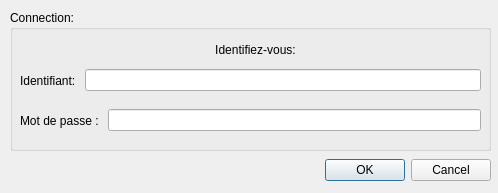
Above: View/viewconnection.ui from Darhal/Trottipret before the change. Below: the same form after it.
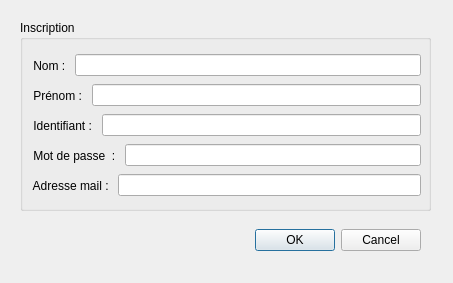
That is the form after the change.

Diff of the .ui file:
```diff
--- a/View/viewconnection.ui
+++ b/View/viewconnection.ui
@@ -6,20 +6,165 @@
    <rect>
     <x>0</x>
     <y>0</y>
-    <width>498</width>
-    <height>193</height>
+    <width>453</width>
+    <height>283</height>
    </rect>
   </property>
   <property name="windowTitle">
    <string>Dialog</string>
   </property>
+  <widget class="QLabel" name="warning">
+   <property name="geometry">
+    <rect>
+     <x>10</x>
+     <y>220</y>
+     <width>321</width>
+     <height>61</height>
+    </rect>
+   </property>
+   <property name="maximumSize">
+    <size>
+     <width>400</width>
+     <height>100</height>
+    </size>
+   </property>
+   <property name="styleSheet">
+    <string notr="true">color:  red;</string>
+   </property>
+   <property name="text">
+    <string/>
+   </property>
+  </widget>
+  <widget class="QGroupBox" name="groupBox_2">
+   <property name="geometry">
+    <rect>
+     <x>20</x>
+     <y>20</y>
+     <width>411</width>
+     <height>191</height>
+    </rect>
+   </property>
+   <property name="title">
+    <string>Inscription</string>
+   </property>
+   <widget class="QWidget" name="horizontalLayoutWidget">
+    <property name="geometry">
+     <rect>
+      <x>10</x>
+      <y>30</y>
+      <width>391</width>
+      <height>31</height>
+     </rect>
+    </property>
+    <layout class="QHBoxLayout" name="horizontalLayout_3">
+     <item>
+      <widget class="QLabel" name="label_6">
+       <property name="text">
+        <string> Nom : </string>
+       </property>
+      </widget>
+     </item>
+     <item>
+      <widget class="QLineEdit" name="nom"/>
+     </item>
+    </layout>
+   </widget>
+   <widget class="QWidget" name="horizontalLayoutWidget_2">
+    <property name="geometry">
+     <rect>
+      <x>10</x>
+      <y>60</y>
+      <width>391</width>
+      <height>31</height>
+     </rect>
+    </property>
+    <layout class="QHBoxLayout" name="horizontalLayout_5">
+     <item>
+      <widget class="QLabel" name="label_7">
+       <property name="text">
+        <string> Prénom : </string>
+       </property>
+      </widget>
+     </item>
+     <item>
+      <widget class="QLineEdit" name="prenom"/>
+     </item>
+    </layout>
+   </widget>
+   <widget class="QWidget" name="horizontalLayoutWidget_3">
+    <property name="geometry">
+     <rect>
+      <x>10</x>
+      <y>90</y>
+      <width>391</width>
+      <height>31</height>
+     </rect>
+    </property>
+    <layout class="QHBoxLayout" name="horizontalLayout_4">
+     <item>
+      <widget class="QLabel" name="label_8">
+       <property name="text">
+        <string> Identifiant : </string>
+       </property>
+      </widget>
+     </item>
+     <item>
+      <widget class="QLineEdit" name="identifiant"/>
+     </item>
+    </layout>
+   </widget>
+   <widget class="QWidget" name="horizontalLayoutWidget_4">
+    <property name="geometry">
+     <rect>
+      <x>10</x>
+      <y>120</y>
+      <width>391</width>
+      <height>31</height>
+     </rect>
+    </property>
+    <layout class="QHBoxLayout" name="horizontalLayout_6">
+     <item>
+      <widget class="QLabel" name="label_9">
+       <property name="text">
+        <string> Mot de passe  : </string>
+       </property>
+      </widget>
+     </item>
+     <item>
+      <widget class="QLineEdit" name="mdp"/>
+     </item>
+    </layout>
+   </widget>
+   <widget class="QWidget" name="horizontalLayoutWidget_5">
+    <property name="geometry">
+     <rect>
+      <x>10</x>
+      <y>150</y>
+      <width>391</width>
+      <height>31</height>
+     </rect>
+    </property>
+    <layout class="QHBoxLayout" name="horizontalLayout_7">
+     <item>
+      <widget class="QLabel" name="label_10">
+       <property name="text">
+        <string> Adresse mail : </string>
+       </property>
+      </widget>
+     </item>
+     <item>
+      <widget class="QLineEdit" name="adrmail"/>
+     </item>
+    </layout>
+   </widget>
+  </widget>
   <widget class="QDialogButtonBox" name="buttonBox">
    <property name="geometry">
     <rect>
-     <x>270</x>
-     <y>150</y>
-     <width>221</width>
-     <height>41</height>
+     <x>250</x>
+     <y>210</y>
+     <width>171</width>
+     <height>61</height>
     </rect>
    </property>
    <property name="orientation">
@@ -29,102 +174,6 @@
     <set>QDialogButtonBox::Cancel|QDialogButtonBox::Ok</set>
    </property>
   </widget>
-  <widget class="QGroupBox" name="groupBox">
-   <property name="geometry">
-    <rect>
-     <x>10</x>
-     <y>10</y>
-     <width>481</width>
-     <height>141</height>
-    </rect>
-   </property>
-   <property name="title">
-    <string>Connection:</string>
-   </property>
-   <widget class="QWidget" name="horizontalLayoutWidget">
-    <property name="geometry">
-     <rect>
-      <x>10</x>
-      <y>50</y>
-      <width>461</width>
-      <height>41</height>
-     </rect>
-    </property>
-    <layout class="QHBoxLayout" name="horizontalLayout">
-     <item>
-      <widget class="QLabel" name="label">
-       <property name="text">
-        <string>Identifiant: </string>
-       </property>
-      </widget>
-     </item>
-     <item>
-      <widget class="QLineEdit" name="identifiant"/>
-     </item>
-    </layout>
-   </widget>
-   <widget class="QWidget" name="horizontalLayoutWidget_2">
-    <property name="geometry">
-     <rect>
-      <x>10</x>
-      <y>90</y>
-      <width>461</width>
-      <height>41</height>
-     </rect>
-    </property>
-    <layout class="QHBoxLayout" name="horizontalLayout_2">
-     <item>
-      <widget class="QLabel" name="label_2">
-       <property name="text">
-        <string>Mot de passe : </string>
-       </property>
-      </widget>
-     </item>
-     <item>
-      <widget class="QLineEdit" name="mdp">
-       <property name="inputMethodHints">
-        <set>Qt::ImhHiddenText|Qt::ImhNoAutoUppercase|Qt::ImhNoPredictiveText|Qt::ImhSensitiveData</set>
-       </property>
-       <property name="echoMode">
-        <enum>QLineEdit::Password</enum>
-       </property>
-      </widget>
-     </item>
-    </layout>
-   </widget>
-   <widget class="QLabel" name="label_3">
-    <property name="geometry">
-     <rect>
-      <x>20</x>
-      <y>30</y>
-      <width>451</width>
-      <height>20</height>
-     </rect>
-    </property>
-    <property name="text">
-     <string>Identifiez-vous:</string>
-    </property>
-    <property name="alignment">
-     <set>Qt::AlignCenter</set>
-    </property>
-   </widget>
-  </widget>
-  <widget class="QLabel" name="warning">
-   <property name="geometry">
-    <rect>
-     <x>10</x>
-     <y>160</y>
-     <width>311</width>
-     <height>21</height>
-    </rect>
-   </property>
-   <property name="styleSheet">
-    <string notr="true">color: red;</string>
-   </property>
-   <property name="text">
-    <string/>
-   </property>
-  </widget>
  </widget>
  <resources/>
  <connections>
```
Left out of the diff: 10 changed lines with no effect on the pictures.
